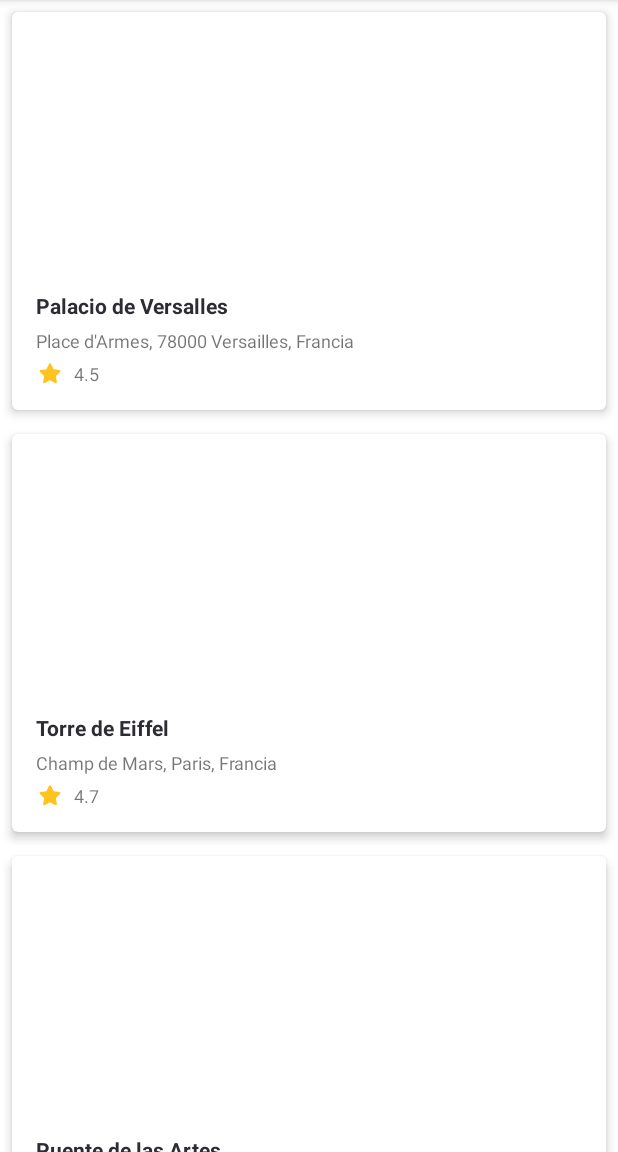
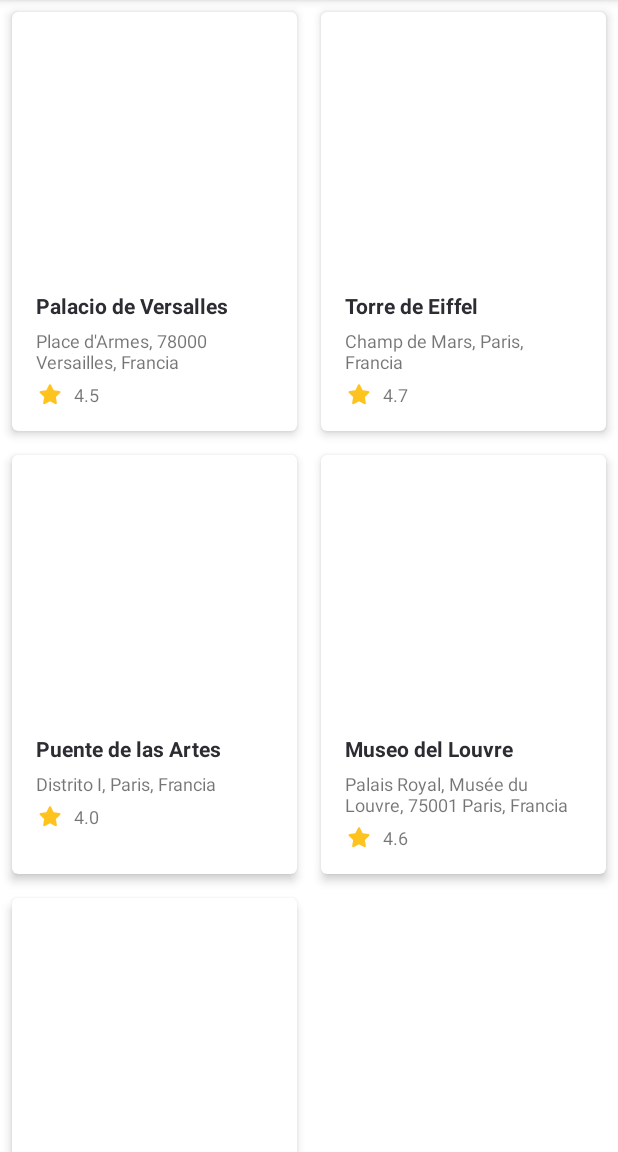
Before and after one commit to FelixDavid12/mobile-mision-tic-2022, an Android app: the screen it shows after launch (RecyclerActivityJCP before the commit, MainActivity after it), on a phone screen of 412 x 824 dp, the part 84-1236 px from its top. Run offline under Robolectric (Android 15) with nearby library versions, the phone set to English and light mode, and no system bars; 1 statement that could not run was skipped.

Commit message:
Se agregaron las dependencias de SafeArguments en gradle, se adiciono la funcion de navegacion entre los fragmentos de lista y detalle. Se configuro el ciclo de vida del fragmento de vista y se adiciono el detalle de los sitios al JSON

```diff
--- a/app/build.gradle
+++ b/app/build.gradle
@@ -1,6 +1,7 @@
 plugins {
     id 'com.android.application'
     id 'kotlin-android'
+    id 'androidx.navigation.safeargs.kotlin'
 }
 
 android {
--- a/app/src/main/AndroidManifest.xml
+++ b/app/src/main/AndroidManifest.xml
@@ -11,10 +11,10 @@
         android:supportsRtl="true"
         android:theme="@style/Theme.MobileMisionTIC2022">
         <activity
-            android:name=".MainActivity"
+            android:name=".RecyclerActivityJCP"
             android:exported="true" />
         <activity
-            android:name=".RecyclerActivityJCP"
+            android:name=".MainActivity"
             android:exported="true">
             <intent-filter>
                 <action android:name="android.intent.action.MAIN" />
--- a/app/src/main/java/com/lospythones/mobilemisiontic2022/DetailFragment.kt
+++ b/app/src/main/java/com/lospythones/mobilemisiontic2022/DetailFragment.kt
@@ -20,6 +20,8 @@ class DetailFragment : Fragment() {
     // TODO: Rename and change types of parameters
     private var param1: String? = null
     private var param2: String? = null
+
+    //private var _binding: FragmentDetailBinding
 
     override fun onCreate(savedInstanceState: Bundle?) {
         super.onCreate(savedInstanceState)
--- a/app/src/main/java/com/lospythones/mobilemisiontic2022/ListFragment.kt
+++ b/app/src/main/java/com/lospythones/mobilemisiontic2022/ListFragment.kt
@@ -5,28 +5,19 @@ import androidx.fragment.app.Fragment
 import android.view.LayoutInflater
 import android.view.View
 import android.view.ViewGroup
+import androidx.recyclerview.widget.RecyclerView
+import com.lospythones.mobilemisiontic2022.adapter.ItemAdapter
+import com.lospythones.mobilemisiontic2022.data.Datasource
+import com.lospythones.mobilemisiontic2022.data.Util
+import com.lospythones.mobilemisiontic2022.databinding.FragmentListBinding
 
-// TODO: Rename parameter arguments, choose names that match
-// the fragment initialization parameters, e.g. ARG_ITEM_NUMBER
-private const val ARG_PARAM1 = "param1"
-private const val ARG_PARAM2 = "param2"
-
-/**
- * A simple [Fragment] subclass.
- * Use the [ListFragment.newInstance] factory method to
- * create an instance of this fragment.
- */
 class ListFragment : Fragment() {
-    // TODO: Rename and change types of parameters
-    private var param1: String? = null
-    private var param2: String? = null
+    private  var _binding: FragmentListBinding? = null
+    private val binding get() = _binding!!
+    private lateinit var recyclerView: RecyclerView
 
     override fun onCreate(savedInstanceState: Bundle?) {
         super.onCreate(savedInstanceState)
-        arguments?.let {
-            param1 = it.getString(ARG_PARAM1)
-            param2 = it.getString(ARG_PARAM2)
-        }
     }
 
     override fun onCreateView(
@@ -34,26 +25,22 @@ class ListFragment : Fragment() {
         savedInstanceState: Bundle?
     ): View? {
         // Inflate the layout for this fragment
-        return inflater.inflate(R.layout.fragment_list, container, false)
+        _binding = FragmentListBinding.inflate(inflater, container, false)
+        return binding.root
     }
 
-    companion object {
-        /**
-         * Use this factory method to create a new instance of
-         * this fragment using the provided parameters.
-         *
-         * @param param1 Parameter 1.
-         * @param param2 Parameter 2.
-         * @return A new instance of fragment ListFragment.
-         */
-        // TODO: Rename and change types and number of parameters
-        @JvmStatic
-        fun newInstance(param1: String, param2: String) =
-            ListFragment().apply {
-                arguments = Bundle().apply {
-                    putString(ARG_PARAM1, param1)
-                    putString(ARG_PARAM2, param2)
-                }
-            }
+    override fun onViewCreated(view: View, savedInstanceState: Bundle?) {
+        val context = requireContext()
+        val jsonString = Util().getJsonDataFromAsset(context, "mock_poi.json")
+        val poiDataset = Datasource().loadPOIs(jsonString)
+
+        recyclerView = binding.recyclerView
+        recyclerView.adapter = ItemAdapter(context, poiDataset)
+
+    }
+
+    override fun onDestroyView() {
+        super.onDestroyView()
+        _binding = null
     }
 }
--- a/app/src/main/java/com/lospythones/mobilemisiontic2022/MainActivity.kt
+++ b/app/src/main/java/com/lospythones/mobilemisiontic2022/MainActivity.kt
@@ -2,10 +2,22 @@ package com.lospythones.mobilemisiontic2022
 
 import androidx.appcompat.app.AppCompatActivity
 import android.os.Bundle
+import androidx.navigation.NavController
+import androidx.navigation.fragment.NavHostFragment
+import androidx.navigation.fragment.findNavController
+import com.lospythones.mobilemisiontic2022.databinding.ActivityMainBinding
 
 class MainActivity : AppCompatActivity() {
+    private lateinit var navController: NavController
     override fun onCreate(savedInstanceState: Bundle?) {
         super.onCreate(savedInstanceState)
-        setContentView(R.layout.activity_main)
+        val binding = ActivityMainBinding.inflate(layoutInflater)
+        setContentView(binding.root)
+        val navHostFragment = supportFragmentManager.findFragmentById(R.id.fragmentContainerView) as NavHostFragment
+        navController = navHostFragment.navController
+    }
+
+    override fun onSupportNavigateUp(): Boolean {
+        return navController.navigateUp() || super.onSupportNavigateUp()
     }
 }
--- a/app/src/main/java/com/lospythones/mobilemisiontic2022/adapter/ItemAdapter.kt
+++ b/app/src/main/java/com/lospythones/mobilemisiontic2022/adapter/ItemAdapter.kt
@@ -7,7 +7,10 @@ import android.view.ViewGroup
 import android.widget.ImageView
 import android.widget.TextView
 import androidx.appcompat.content.res.AppCompatResources
+import androidx.navigation.findNavController
 import androidx.recyclerview.widget.RecyclerView
+import com.google.android.material.card.MaterialCardView
+import com.lospythones.mobilemisiontic2022.ListFragmentDirections
 import com.lospythones.mobilemisiontic2022.R
 import com.lospythones.mobilemisiontic2022.model.POI
 
@@ -19,6 +22,7 @@ class ItemAdapter(private val context: Context, private val dataset: List<POI>)
         val namePOI: TextView = view.findViewById(R.id.name_poi_list)
         val locationPOI: TextView = view.findViewById(R.id.location_poi_list)
         val ratingPOI: TextView = view.findViewById(R.id.rating_poi_list)
+        val card : MaterialCardView = view.findViewById(R.id.materialcard)
     }
 
     override fun onCreateViewHolder(parent: ViewGroup, viewType: Int): ItemViewHolder {
@@ -39,6 +43,10 @@ class ItemAdapter(private val context: Context, private val dataset: List<POI>)
         holder.namePOI.text = item.name
         holder.locationPOI.text = item.location
         holder.ratingPOI.text = item.rating
+        holder.card.setOnClickListener {
+            val action = ListFragmentDirections.actionListFragmentToDetailFragment()
+            holder.itemView.findNavController().navigate(action)
+        }
     }
 
     override fun getItemCount() = dataset.size
--- a/app/src/main/java/com/lospythones/mobilemisiontic2022/model/POI.kt
+++ b/app/src/main/java/com/lospythones/mobilemisiontic2022/model/POI.kt
@@ -4,5 +4,6 @@ data class POI(
     val name: String,
     val location: String,
     val rating: String,
-    val img: String
+    val img: String,
+    val detail: String
 )
--- a/app/src/main/res/layout-land/list_item.xml
+++ b/app/src/main/res/layout-land/list_item.xml
@@ -2,6 +2,7 @@
 <com.google.android.material.card.MaterialCardView xmlns:android="http://schemas.android.com/apk/res/android"
     xmlns:app="http://schemas.android.com/apk/res-auto"
     xmlns:tools="http://schemas.android.com/tools"
+    android:id="@+id/materialcard"
     android:layout_width="match_parent"
     android:layout_height="wrap_content"
     android:layout_margin="8dp"
--- a/app/src/main/res/layout/activity_main.xml
+++ b/app/src/main/res/layout/activity_main.xml
@@ -6,4 +6,11 @@
     android:layout_height="match_parent"
     tools:context=".MainActivity">
 
+    <androidx.fragment.app.FragmentContainerView
+        android:id="@+id/fragmentContainerView"
+        android:name="androidx.navigation.fragment.NavHostFragment"
+        android:layout_width="match_parent"
+        android:layout_height="match_parent"
+        app:navGraph="@navigation/nav_graph"
+        app:defaultNavHost="true"/>
 </androidx.constraintlayout.widget.ConstraintLayout>
--- a/app/src/main/res/layout/list_item.xml
+++ b/app/src/main/res/layout/list_item.xml
@@ -2,6 +2,7 @@
 <com.google.android.material.card.MaterialCardView xmlns:android="http://schemas.android.com/apk/res/android"
     xmlns:app="http://schemas.android.com/apk/res-auto"
     xmlns:tools="http://schemas.android.com/tools"
+    android:id="@+id/materialcard"
     android:layout_width="match_parent"
     android:layout_height="wrap_content"
     android:layout_margin="8dp"
--- a/app/src/main/res/values/strings.xml
+++ b/app/src/main/res/values/strings.xml
@@ -28,7 +28,7 @@
     <string name="Botton">Compartir</string>
     <string name="cathedral_description">vista frontal</string>
     <string name="DetailView_HeadTitle">Louvre Museum</string>
-    <string name="DetailView_TextBody">s el museo nacional de Francia consagrado tanto a las bellas artes como a la arqueología y las artes decorativas anteriores al Impresionismo. Está ubicado en París, la capital del país, en el antiguo palacio real del Louvre.</string>
+    <string name="DetailView_TextBody">Es el museo nacional de Francia consagrado tanto a las bellas artes como a la arqueología y las artes decorativas anteriores al Impresionismo. Está ubicado en París, la capital del país, en el antiguo palacio real del Louvre.</string>
     <string name="DetailView_LocationText">Rue de Rivoli, 75001 Paris, Francia</string>
     <string name="DetailView_TemperatureText">22ºC</string>
     <string name="DetailView_HeadImageDescription">DetailView_HeadImageDescription</string>
--- a/build.gradle
+++ b/build.gradle
@@ -1,5 +1,9 @@
 // Top-level build file where you can add configuration options common to all sub-projects/modules.
 buildscript {
+    ext {
+        nav_version = "2.3.5"
+    }
+
     repositories {
         google()
         mavenCentral()
@@ -7,6 +11,7 @@ buildscript {
     dependencies {
         classpath 'com.android.tools.build:gradle:7.0.2'
         classpath "org.jetbrains.kotlin:kotlin-gradle-plugin:1.5.30"
+        classpath "androidx.navigation:navigation-safe-args-gradle-plugin:$nav_version"
 
         // NOTE: Do not place your application dependencies here; they belong
         // in the individual module build.gradle files
```
Also changed, not shown: app/src/main/assets/mock_poi.json (+10 -5 lines).
